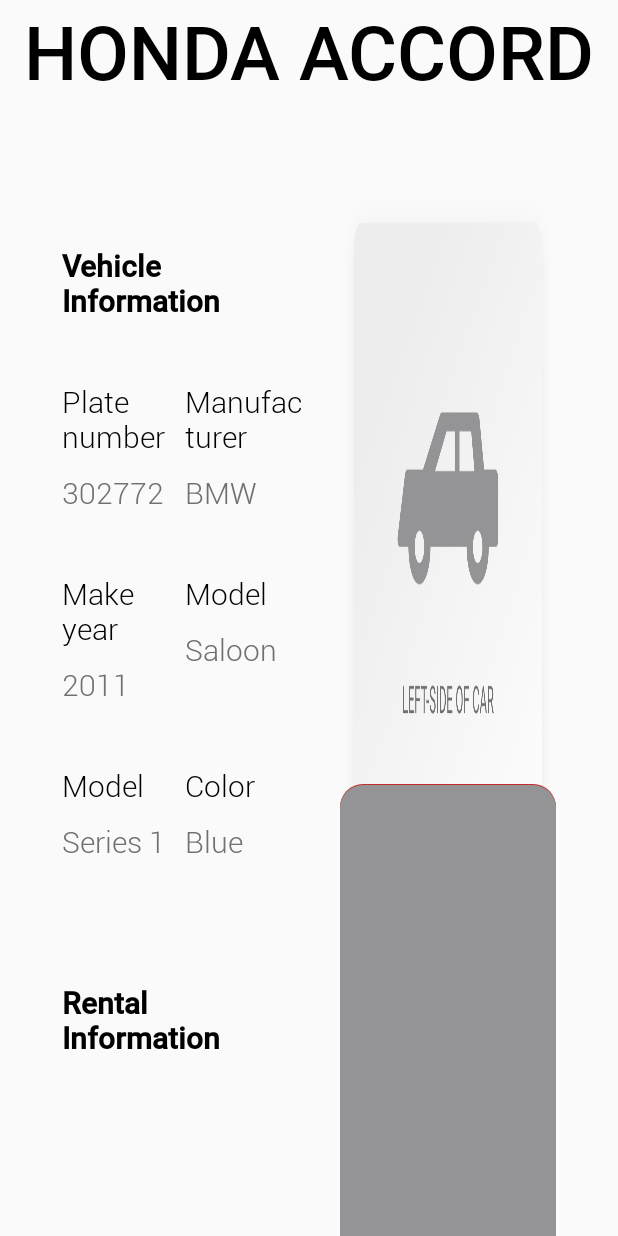
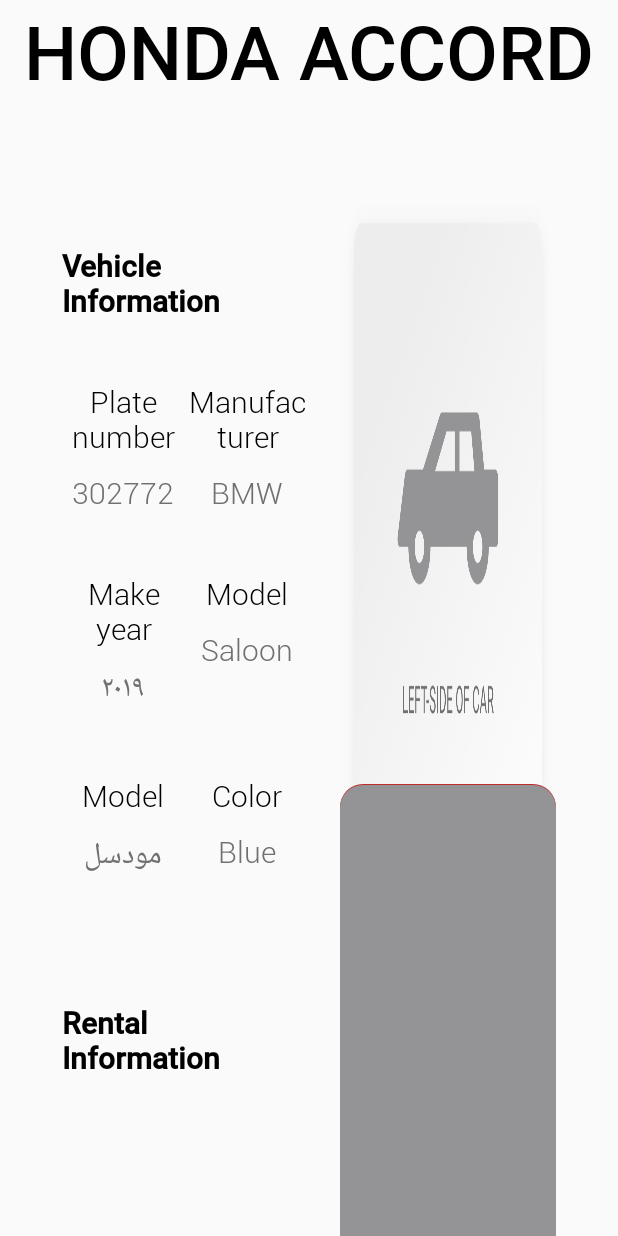
Before and after one commit to Abdallah991/Mofa, an Android app: the layout fragment_vehicle_details.xml on its own in the app's theme, with its tools: preview values and no code run, on a phone screen of 412 x 824 dp. Run offline under Robolectric (Android 15) with nearby library versions, the phone set to English and light mode, and no system bars.

Commit message:
Adjusting Vehicle Record flow

```diff
--- a/app/src/main/java/com/fathom/mofa/MainActivity.java
+++ b/app/src/main/java/com/fathom/mofa/MainActivity.java
@@ -135,6 +135,8 @@ public class MainActivity extends AppCompatActivity implements NavigationView.On
                 toolbar.getChildAt(i).setScaleY(0.75f);
             }
         }
+
+
 
         notification.setOnClickListener(new View.OnClickListener() {
             @Override
--- a/app/src/main/java/com/fathom/mofa/VehicleRecord.java
+++ b/app/src/main/java/com/fathom/mofa/VehicleRecord.java
@@ -324,7 +324,8 @@ public class VehicleRecord extends Fragment {
             public void run() {
                 if (mDrivers.isEmpty()) {
                     mDrivers = (ArrayList<DriverDataModel>) mDriverViewModel.getDrivers().getValue();
-                    driverNames.add("Driver Name");
+                    String spinnerManagerBy = getResources().getString(R.string.driver);
+                    driverNames.add(spinnerManagerBy);
                     for (DriverDataModel driver : mDrivers) {
                         driverNames.add(driver.getDriverName());
                     }
@@ -401,6 +402,7 @@ public class VehicleRecord extends Fragment {
                         userNames.add(user.getFirstName()+" "+user.getLastName());
                         if (user.getEmail().equals(email)) {
                             userName.setText(user.getFirstName()+" "+user.getLastName());
+                            vehicleRecord.setReleasePersonName(user.getFirstName()+" "+user.getLastName());
                         }
                     }
                 }
@@ -485,7 +487,7 @@ public class VehicleRecord extends Fragment {
         String transaction = vehicleRecord.getCarTransaction();
         vehicleRecord.setPlateNumber(vehicleInRecord.getPlateNumber());
 
-        if ((user != null ) &&
+        if ((user!=null) &&
                 (driver != null ) && (transaction != null )) {
             return true;
         } else {
--- a/app/src/main/res/layout/fragment_vehicle_details.xml
+++ b/app/src/main/res/layout/fragment_vehicle_details.xml
@@ -87,6 +87,7 @@
                         android:layout_width="match_parent"
                         android:layout_height="wrap_content"
                         android:text="@string/plate_number"
+                        android:gravity="center"
                         app:fontFamily="@font/roboto_light"
                         android:textSize="20sp"
                         android:textColor="@color/black"/>
@@ -94,6 +95,7 @@
                         android:id="@+id/plateNumberDetail"
                         android:layout_width="match_parent"
                         android:layout_height="wrap_content"
+                        android:gravity="center"
                         android:text="302772"
                         app:fontFamily="@font/roboto_light"
                         android:textSize="20sp"
@@ -110,6 +112,7 @@
                         android:layout_width="match_parent"
                         android:layout_height="wrap_content"
                         android:text="@string/manufacturer"
+                        android:gravity="center"
                         app:fontFamily="@font/roboto_light"
                         android:textSize="20sp"
                         android:textColor="@color/black"/>
@@ -118,6 +121,7 @@
                         android:layout_width="match_parent"
                         android:layout_height="wrap_content"
                         android:text="BMW"
+                        android:gravity="center"
                         app:fontFamily="@font/roboto_light"
                         android:textSize="20sp"
                         android:layout_marginTop="10dp"
@@ -140,6 +144,7 @@
                         android:layout_width="match_parent"
                         android:layout_height="wrap_content"
                         android:text="@string/make"
+                        android:gravity="center"
                         app:fontFamily="@font/roboto_light"
                         android:textSize="20sp"
                         android:textColor="@color/black"/>
@@ -147,7 +152,8 @@
                         android:id="@+id/makeDetail"
                         android:layout_width="match_parent"
                         android:layout_height="wrap_content"
-                        android:text="2011"
+                        android:text="٢٠١٩"
+                        android:gravity="center"
                         app:fontFamily="@font/roboto_light"
                         android:textSize="20sp"
                         android:layout_marginTop="10dp"
@@ -163,6 +169,7 @@
                         android:layout_width="match_parent"
                         android:layout_height="wrap_content"
                         android:text="@string/model"
+                        android:gravity="center"
                         app:fontFamily="@font/roboto_light"
                         android:textSize="20sp"
                         android:textColor="@color/black"/>
@@ -171,6 +178,7 @@
                         android:layout_width="match_parent"
                         android:layout_height="wrap_content"
                         android:text="@string/saloon"
+                        android:gravity="center"
                         app:fontFamily="@font/roboto_light"
                         android:textSize="20sp"
                         android:layout_marginTop="10dp"
@@ -193,6 +201,7 @@
                         android:layout_width="match_parent"
                         android:layout_height="wrap_content"
                         android:text="@string/model"
+                        android:gravity="center"
                         app:fontFamily="@font/roboto_light"
                         android:textSize="20sp"
                         android:textColor="@color/black"/>
@@ -200,7 +209,8 @@
                         android:id="@+id/modelDetail"
                         android:layout_width="match_parent"
                         android:layout_height="wrap_content"
-                        android:text="Series 1"
+                        android:text="مودسل"
+                        android:gravity="center"
                         app:fontFamily="@font/roboto_light"
                         android:textSize="20sp"
                         android:layout_marginTop="10dp"
@@ -216,6 +226,7 @@
                         android:layout_width="match_parent"
                         android:layout_height="wrap_content"
                         android:text="@string/color"
+                        android:gravity="center"
                         app:fontFamily="@font/roboto_light"
                         android:textSize="20sp"
                         android:textColor="@color/black"/>
@@ -224,6 +235,7 @@
                         android:layout_width="match_parent"
                         android:layout_height="wrap_content"
                         android:text="Blue"
+                        android:gravity="center"
                         app:fontFamily="@font/roboto_light"
                         android:textSize="20sp"
                         android:layout_marginTop="10dp"
@@ -293,6 +305,7 @@
                 android:layout_width="match_parent"
                 android:layout_height="wrap_content"
                 android:text="@string/company"
+                android:gravity="center"
                 app:fontFamily="@font/roboto_light"
                 android:textSize="20sp"
                 android:textColor="@color/black"/>
@@ -301,6 +314,7 @@
                 android:layout_width="match_parent"
                 android:layout_height="wrap_content"
                 android:text="Tashilat"
+                android:gravity="center"
                 app:fontFamily="@font/roboto_light"
                 android:textSize="20sp"
                 android:layout_marginTop="10dp"
@@ -316,6 +330,7 @@
                 android:layout_width="match_parent"
                 android:layout_height="wrap_content"
                 android:text="@string/registration_type"
+                android:gravity="center"
                 app:fontFamily="@font/roboto_light"
                 android:textSize="20sp"
                 android:textColor="@color/black"/>
@@ -324,6 +339,7 @@
                 android:layout_width="match_parent"
                 android:layout_height="wrap_content"
                 android:text="Third Party"
+                android:gravity="center"
                 app:fontFamily="@font/roboto_light"
                 android:textSize="20sp"
                 android:layout_marginTop="10dp"
@@ -338,6 +354,7 @@
         android:layout_marginTop="40dp"
         android:weightSum="2">
         <LinearLayout
+            android:id="@+id/registrationStartLayout"
             android:layout_width="0dp"
             android:layout_height="wrap_content"
             android:layout_weight="1"
@@ -346,6 +363,7 @@
                 android:layout_width="match_parent"
                 android:layout_height="wrap_content"
                 android:text="@string/registration_start"
+                android:gravity="center"
                 app:fontFamily="@font/roboto_light"
                 android:textSize="20sp"
                 android:textColor="@color/black"/>
@@ -354,6 +372,7 @@
                 android:layout_width="match_parent"
                 android:layout_height="wrap_content"
                 android:text="May 8 2020"
+                android:gravity="center"
                 app:fontFamily="@font/roboto_light"
                 android:textSize="20sp"
                 android:layout_marginTop="10dp"
@@ -369,6 +388,7 @@
                 android:layout_width="match_parent"
                 android:layout_height="wrap_content"
                 android:text="@string/registration_end"
+                android:gravity="center"
                 app:fontFamily="@font/roboto_light"
                 android:textSize="20sp"
                 android:textColor="@color/black"/>
@@ -377,6 +397,7 @@
                 android:layout_width="match_parent"
                 android:layout_height="wrap_content"
                 android:text="May 8 2021"
+                android:gravity="center"
                 app:fontFamily="@font/roboto_light"
                 android:textSize="20sp"
                 android:layout_marginTop="10dp"
--- a/app/src/main/res/layout/fragment_vehicle_record.xml
+++ b/app/src/main/res/layout/fragment_vehicle_record.xml
@@ -24,6 +24,7 @@
         android:id="@+id/managedBy"
         android:layout_width="0dp"
         android:layout_height="0dp"
+        android:gravity="center"
         android:textColor="@color/black"
         android:textSize="24sp"
         app:fontFamily="@font/roboto_medium"
@@ -37,6 +38,7 @@
             android:layout_width="0dp"
             android:layout_height="0dp"
             android:spinnerMode="dropdown"
+            android:layout_gravity="center"
             app:fontFamily="@font/roboto_medium"
             android:textColor="@color/appGrey"
             android:textSize="24sp"
@@ -49,6 +51,7 @@
 
         <TextView
             android:id="@+id/vehicleName"
+            android:gravity="center"
             android:layout_width="0dp"
             android:layout_height="0dp"
             app:fontFamily="@font/roboto_medium"
```
Also changed, not shown: app/src/main/java/com/fathom/mofa/SplashActivity.java (+32 -0 lines), app/src/main/java/com/fathom/mofa/VehicleDetails.java (+14 -0 lines), app/src/main/java/com/fathom/mofa/VehicleUtilities.java (+19 -1 lines), app/src/main/res/layout/fragment_handover_confirmation.xml (+5 -5 lines), app/src/main/res/layout/fragment_vehicle_utilities.xml (+45 -26 lines), app/src/main/res/layout/fuel_meter.xml (+4 -4 lines), app/src/main/res/drawable/family_front_left_door_red.png, app/src/main/res/drawable/family_front_right_door_red.png, app/src/main/res/drawable/jeep_front_left_door_red.png, app/src/main/res/drawable/jeep_front_right_door_red.png, 1 other file.
